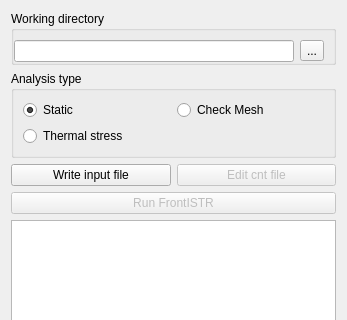
The window that Resources/SolverFrontISTR.ui (FrontISTR/FEM_FrontISTR) describes before a commit, drawn with Qt 5; both pictures show x 0 to 347 and y 0 to 320 of the 347 by 458 pixel window.
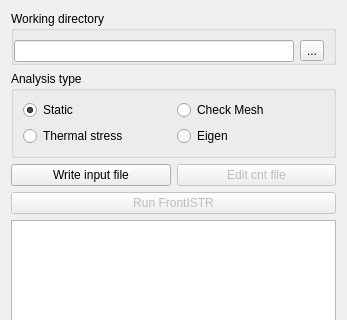
The same window after the commit. Custom widgets are drawn as their Qt base class.

Commit message: Add eigenvalue analysis (not resolved checker issue in fistrtools.py L263)

Patch:
```diff
--- a/Resources/SolverFrontISTR.ui
+++ b/Resources/SolverFrontISTR.ui
@@ -85,6 +85,13 @@
         </property>
        </widget>
       </item>
+      <item row="1" column="1">
+       <widget class="Gui::PrefRadioButton" name="rb_eigen_analysis">
+        <property name="text">
+         <string>Eigen</string>
+        </property>
+       </widget>
+      </item>
      </layout>
     </widget>
    </item>
```
The commit also changes 3 other files.
